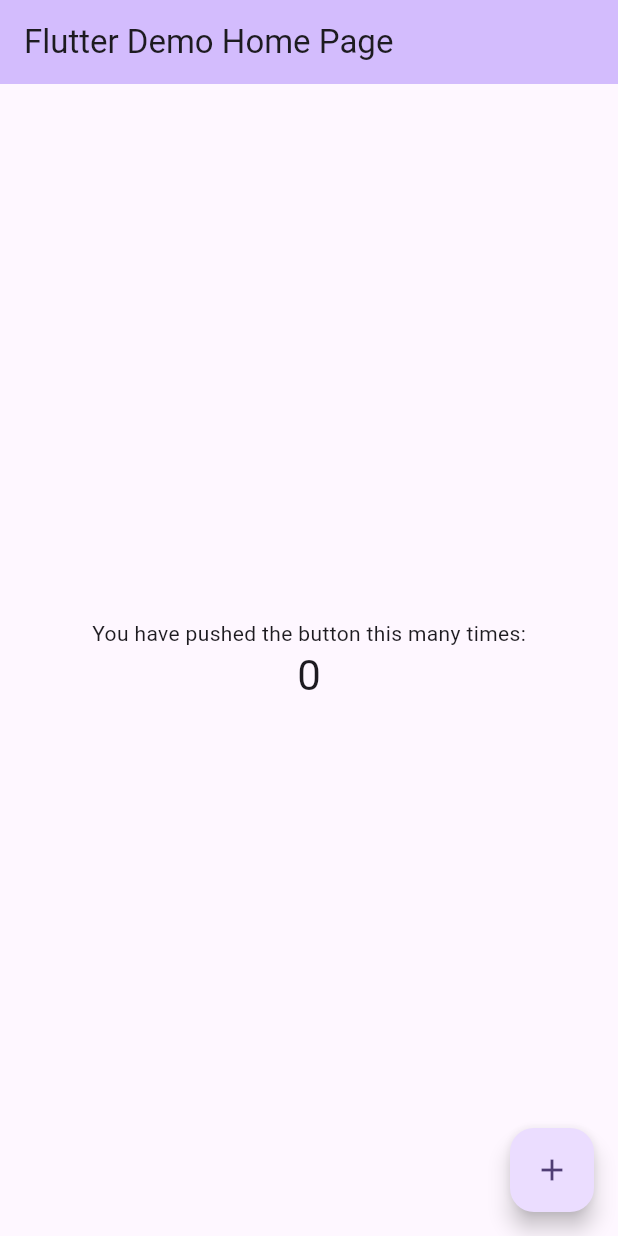
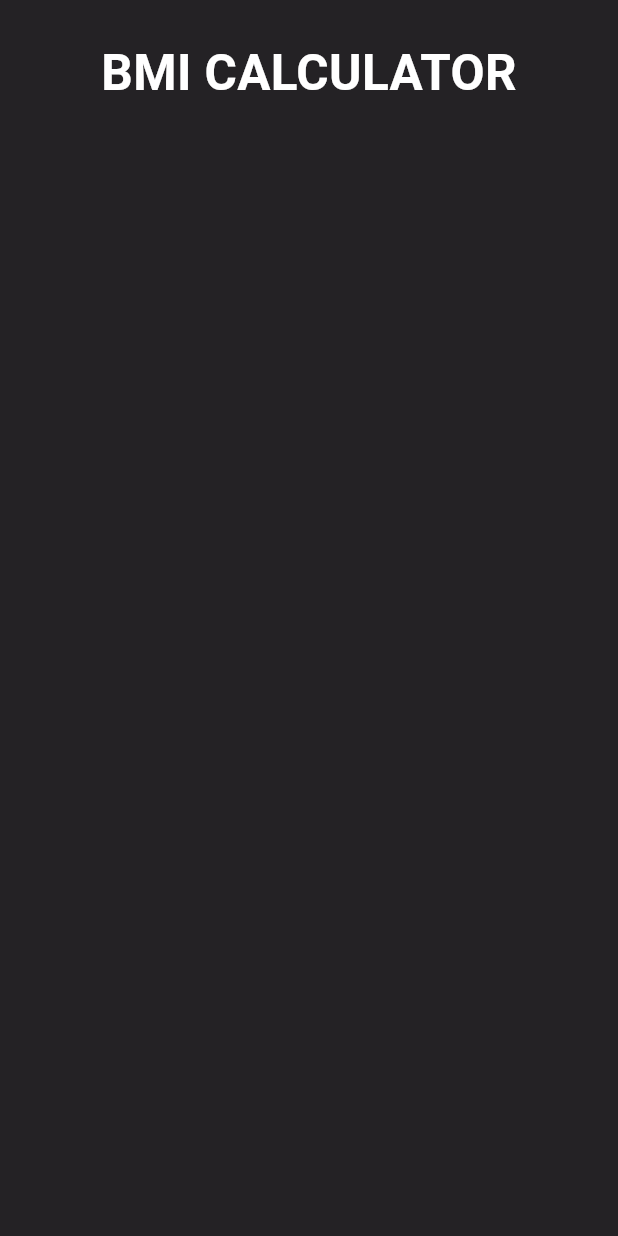
Before and after one commit to mukeshsheoran883/bmi_calculation, a Flutter app: the screen it shows after launch, on a phone screen of 412 x 824 dp. Run offline on Flutter 3.47's test engine with Material 2 defaults, Android fonts, the phone set to English and light mode, and no system bars.

Commit message:
Text commit

```diff
--- a/lib/main.dart
+++ b/lib/main.dart
@@ -1,3 +1,4 @@
+import 'package:bmi_calculation/screen/calculation_screen.dart';
 import 'package:flutter/material.dart';
 
 void main() {
@@ -12,114 +13,12 @@ class MyApp extends StatelessWidget {
   Widget build(BuildContext context) {
     return MaterialApp(
       title: 'Flutter Demo',
+      debugShowCheckedModeBanner: false,
       theme: ThemeData(
-        // This is the theme of your application.
-        //
-        // TRY THIS: Try running your application with "flutter run". You'll see
-        // the application has a blue toolbar. Then, without quitting the app,
-        // try changing the seedColor in the colorScheme below to Colors.green
-        // and then invoke "hot reload" (save your changes or press the "hot
-        // reload" button in a Flutter-supported IDE, or press "r" if you used
-        // the command line to start the app).
-        //
-        // Notice that the counter didn't reset back to zero; the application
-        // state is not lost during the reload. To reset the state, use hot
-        // restart instead.
-        //
-        // This works for code too, not just values: Most code changes can be
-        // tested with just a hot reload.
         colorScheme: ColorScheme.fromSeed(seedColor: Colors.deepPurple),
         useMaterial3: true,
       ),
-      home: const MyHomePage(title: 'Flutter Demo Home Page'),
+      home: const CalculationScreen(),
     );
   }
 }
-
-class MyHomePage extends StatefulWidget {
-  const MyHomePage({super.key, required this.title});
-
-  // This widget is the home page of your application. It is stateful, meaning
-  // that it has a State object (defined below) that contains fields that affect
-  // how it looks.
-
-  // This class is the configuration for the state. It holds the values (in this
-  // case the title) provided by the parent (in this case the App widget) and
-  // used by the build method of the State. Fields in a Widget subclass are
-  // always marked "final".
-
-  final String title;
-
-  @override
-  State<MyHomePage> createState() => _MyHomePageState();
-}
-
-class _MyHomePageState extends State<MyHomePage> {
-  int _counter = 0;
-
-  void _incrementCounter() {
-    setState(() {
-      // This call to setState tells the Flutter framework that something has
-      // changed in this State, which causes it to rerun the build method below
-      // so that the display can reflect the updated values. If we changed
-      // _counter without calling setState(), then the build method would not be
-      // called again, and so nothing would appear to happen.
-      _counter++;
-    });
-  }
-
-  @override
-  Widget build(BuildContext context) {
-    // This method is rerun every time setState is called, for instance as done
-    // by the _incrementCounter method above.
-    //
-    // The Flutter framework has been optimized to make rerunning build methods
-    // fast, so that you can just rebuild anything that needs updating rather
-    // than having to individually change instances of widgets.
-    return Scaffold(
-      appBar: AppBar(
-        // TRY THIS: Try changing the color here to a specific color (to
-        // Colors.amber, perhaps?) and trigger a hot reload to see the AppBar
-        // change color while the other colors stay the same.
-        backgroundColor: Theme.of(context).colorScheme.inversePrimary,
-        // Here we take the value from the MyHomePage object that was created by
-        // the App.build method, and use it to set our appbar title.
-        title: Text(widget.title),
-      ),
-      body: Center(
-        // Center is a layout widget. It takes a single child and positions it
-        // in the middle of the parent.
-        child: Column(
-          // Column is also a layout widget. It takes a list of children and
-          // arranges them vertically. By default, it sizes itself to fit its
-          // children horizontally, and tries to be as tall as its parent.
-          //
-          // Column has various properties to control how it sizes itself and
-          // how it positions its children. Here we use mainAxisAlignment to
-          // center the children vertically; the main axis here is the vertical
-          // axis because Columns are vertical (the cross axis would be
-          // horizontal).
-          //
-          // TRY THIS: Invoke "debug painting" (choose the "Toggle Debug Paint"
-          // action in the IDE, or press "p" in the console), to see the
-          // wireframe for each widget.
-          mainAxisAlignment: MainAxisAlignment.center,
-          children: <Widget>[
-            const Text(
-              'You have pushed the button this many times:',
-            ),
-            Text(
-              '$_counter',
-              style: Theme.of(context).textTheme.headlineMedium,
-            ),
-          ],
-        ),
-      ),
-      floatingActionButton: FloatingActionButton(
-        onPressed: _incrementCounter,
-        tooltip: 'Increment',
-        child: const Icon(Icons.add),
-      ), // This trailing comma makes auto-formatting nicer for build methods.
-    );
-  }
-}
--- /dev/null
+++ b/lib/screen/calculation_screen.dart
@@ -0,0 +1,38 @@
+import 'package:flutter/material.dart';
+
+class CalculationScreen extends StatefulWidget {
+  const CalculationScreen({super.key});
+
+  @override
+  State<CalculationScreen> createState() => _CalculationScreenState();
+}
+
+class _CalculationScreenState extends State<CalculationScreen> {
+  @override
+  Widget build(BuildContext context) {
+    return Scaffold(
+      backgroundColor: const Color(0xFF242225),
+      body: SafeArea(
+        child: Padding(
+          padding:
+              EdgeInsets.only(top: MediaQuery.of(context).size.height * 0.03),
+          child: Center(
+            child: Column(
+              mainAxisAlignment: MainAxisAlignment.spaceBetween,
+              children: [
+                Text(
+                  "BMI CALCULATOR",
+                  style: TextStyle(
+                    color: Colors.white,
+                    fontSize: MediaQuery.of(context).size.height * 0.04,
+                    fontWeight: FontWeight.bold,
+                  ),
+                ),
+              ],
+            ),
+          ),
+        ),
+      ),
+    );
+  }
+}
```
